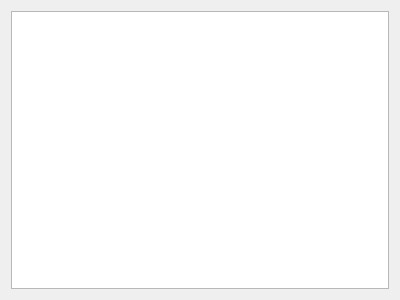
Qt form src/gui/plugin_page.ui (azazo1/campus-bot) before a commit.
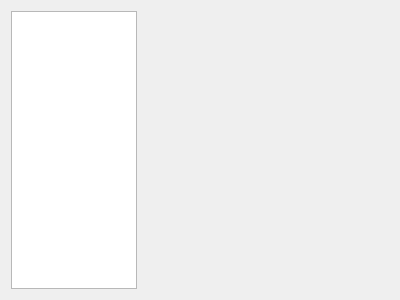
The same form after that commit.

The edit to the form file:
```diff
--- a/src/gui/plugin_page.ui
+++ b/src/gui/plugin_page.ui
@@ -13,9 +13,19 @@
   <property name="windowTitle">
    <string>插件配置</string>
   </property>
-  <layout class="QHBoxLayout" name="horizontalLayout">
+  <layout class="QHBoxLayout" name="horizontalLayout" stretch="1,2">
    <item>
-    <widget class="QListView" name="pluginNameList"/>
+    <widget class="QListView" name="pluginNameList">
+     <property name="maximumSize">
+      <size>
+       <width>200</width>
+       <height>16777215</height>
+      </size>
+     </property>
+     <property name="editTriggers">
+      <set>QAbstractItemView::EditTrigger::NoEditTriggers</set>
+     </property>
+    </widget>
    </item>
    <item>
     <layout class="QVBoxLayout" name="pluginConfigContent"/>
```
